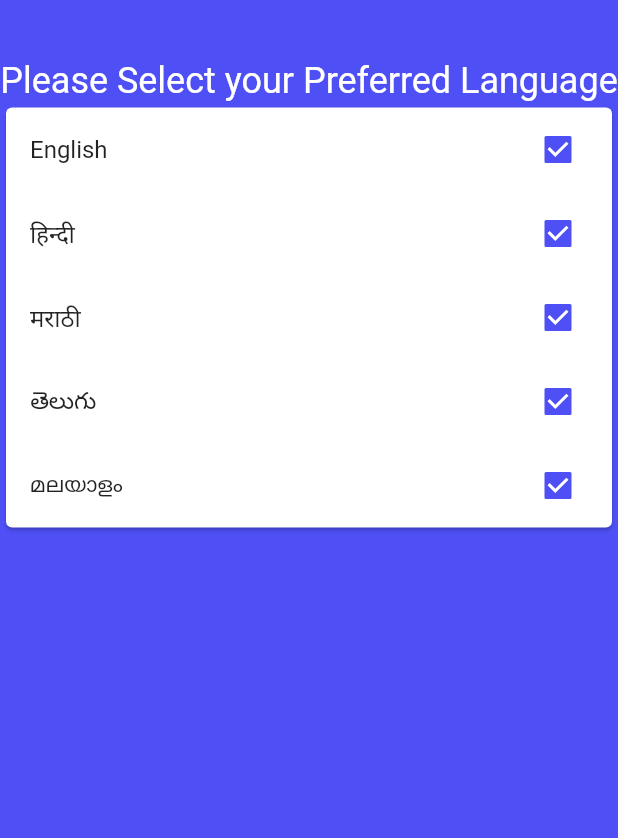
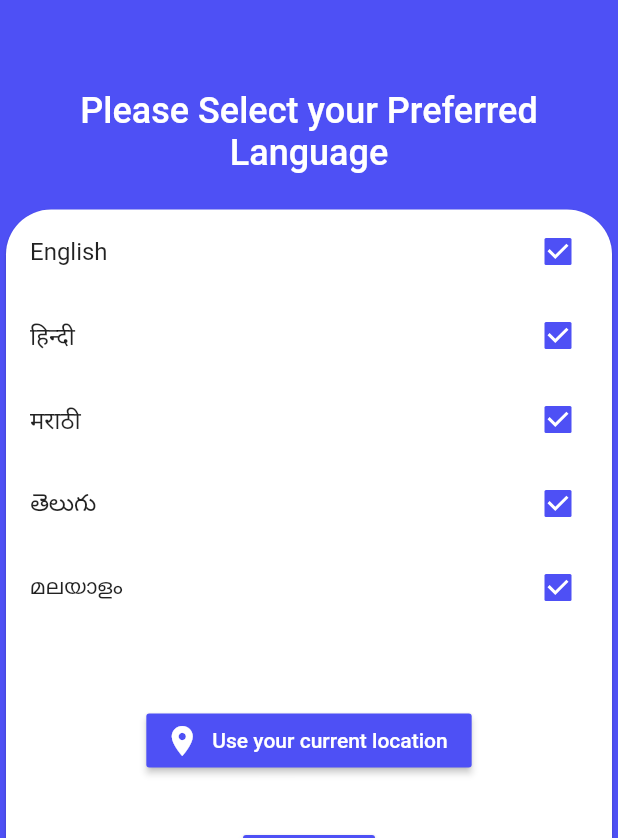
Before and after one commit to pepop99/ShopStock, a Flutter app: the screen it shows after launch, on a phone screen of 412 x 824 dp, the part 398-1236 px from its top. Run offline on Flutter 3.47's test engine with Material 2 defaults, Android fonts, the phone set to English and light mode, and no system bars.

```diff
--- a/shopstock/lib/main.dart
+++ b/shopstock/lib/main.dart
@@ -14,9 +14,7 @@ class MyApp extends StatelessWidget {
         primaryColor: Color.fromRGBO(78, 80, 245, 1),
         accentColor: Color.fromRGBO(78, 80, 245, 1),
       ),
-      home: Scaffold(
-        body: signIn(),
-      ),
-    );
+      home: signIn(),
+      );
   }
 }
--- a/shopstock/lib/signin.dart
+++ b/shopstock/lib/signin.dart
@@ -6,19 +6,20 @@ class signIn extends StatefulWidget {
 }
 
 class _signInState extends State<signIn> {
-  bool english = false;
+//  bool english = false;
+//
+//  void _onEnglish(bool newValue) => setState((){
+//    english = newValue;
+//  });
 
-  void _onEnglish(bool newValue) => setState((){
-    english = newValue;
-  });
-
-  List<String> languages = ["English", "हिन्दी","मराठी","తెలుగు","മലയാളം"];
+  List<String> languages = ["English", "हिन्दी", "मराठी", "తెలుగు", "മലയാളം"];
   bool _isChecked = true;
   String _currLang = '';
 
   @override
   Widget build(BuildContext context) {
-    return Container(
+    return Scaffold(
+      body: Container(
         height: double.infinity,
         color: Theme.of(context).primaryColor,
         child: Column(
@@ -36,25 +37,36 @@ class _signInState extends State<signIn> {
             Text(
               "ShopStock",
               style: TextStyle(
-                color: Colors.white, fontSize: 30, fontWeight: FontWeight.bold),
+                  color: Colors.white,
+                  fontSize: 30,
+                  fontWeight: FontWeight.bold),
             ),
-          SizedBox(height: 40),
+            SizedBox(height: 60),
             Text(
               "Please Select your Preferred Language",
               style: TextStyle(
                   color: Colors.white,
                   fontSize: 24,
-            ),
+                  fontWeight: FontWeight.w500),
               textAlign: TextAlign.center,
             ),
+            SizedBox(
+              height: 20,
+            ),
             Card(
+              shape: RoundedRectangleBorder(
+                  borderRadius: BorderRadius.circular(30)),
               color: Colors.white,
-            child: Column(children:
+              child: Column(
+                children: <Widget>[
+                  Column(
+                    children:
 //              Row(children: <Widget>[
 //                new Checkbox(value: english, onChanged: _onEnglish),
 //
 //              ],),
-              languages.map((t) => CheckboxListTile(
+                        languages
+                            .map((t) => CheckboxListTile(
                                   title: Text(t),
                                   value: _isChecked,
                                   onChanged: (val) {
@@ -65,11 +77,43 @@ class _signInState extends State<signIn> {
                                       }
                                     });
                                   },
-              )).toList()
+                                ))
+                            .toList(),
+                  ),
+                  SizedBox(
+                    height: 50,
+                  ),
+                  RaisedButton.icon(
+                      color: Theme.of(context).primaryColor,
+                      onPressed: () {},
+                      icon: Icon(
+                        Icons.location_on,
+                        color: Colors.white,
+                      ),
+                      label: Text(
+                        "Use your current location",
+                        style: TextStyle(color: Colors.white),
+                      )),
+                  SizedBox(
+                    height: 33,
+                  ),
+                  RaisedButton(
+                    child: Text(
+                      "NEXT",
+                      style: TextStyle(
+                          fontSize: 20,
+                          color: Colors.white,
+                          ),
+                    ),
+                    onPressed: () {},
+                    color: Theme.of(context).primaryColor,
+                  ),
+                ],
               ),
             ),
           ],
         ),
+      ),
     );
   }
 }
```
Lines whose indentation alone changed are shown as unchanged.
